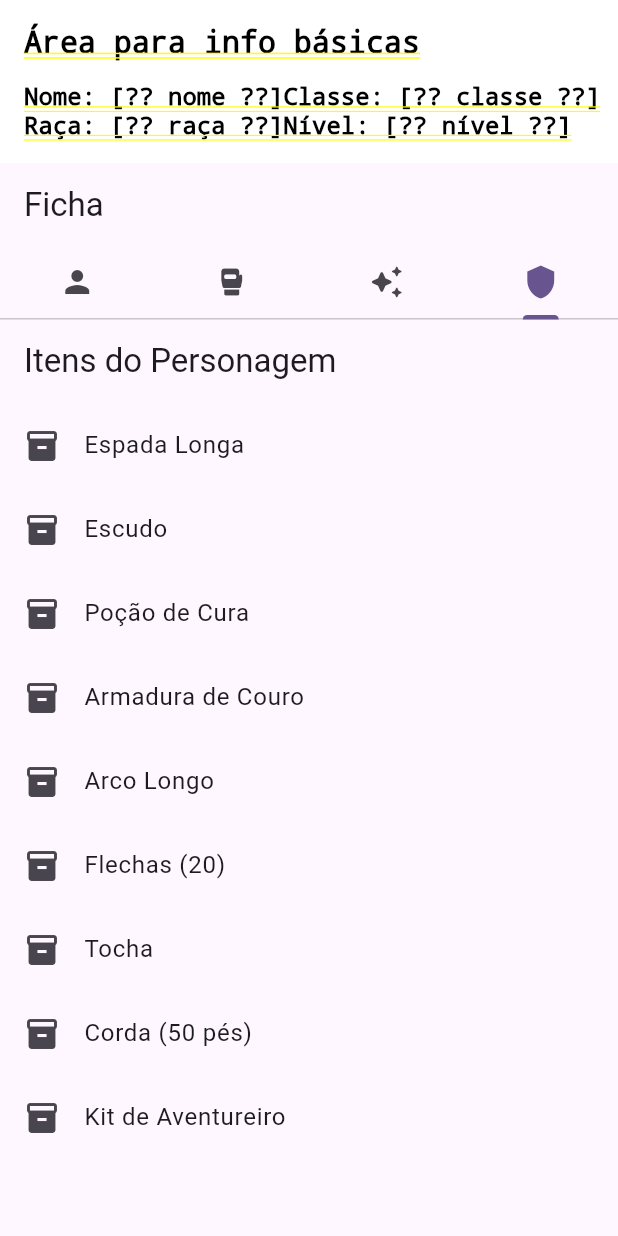
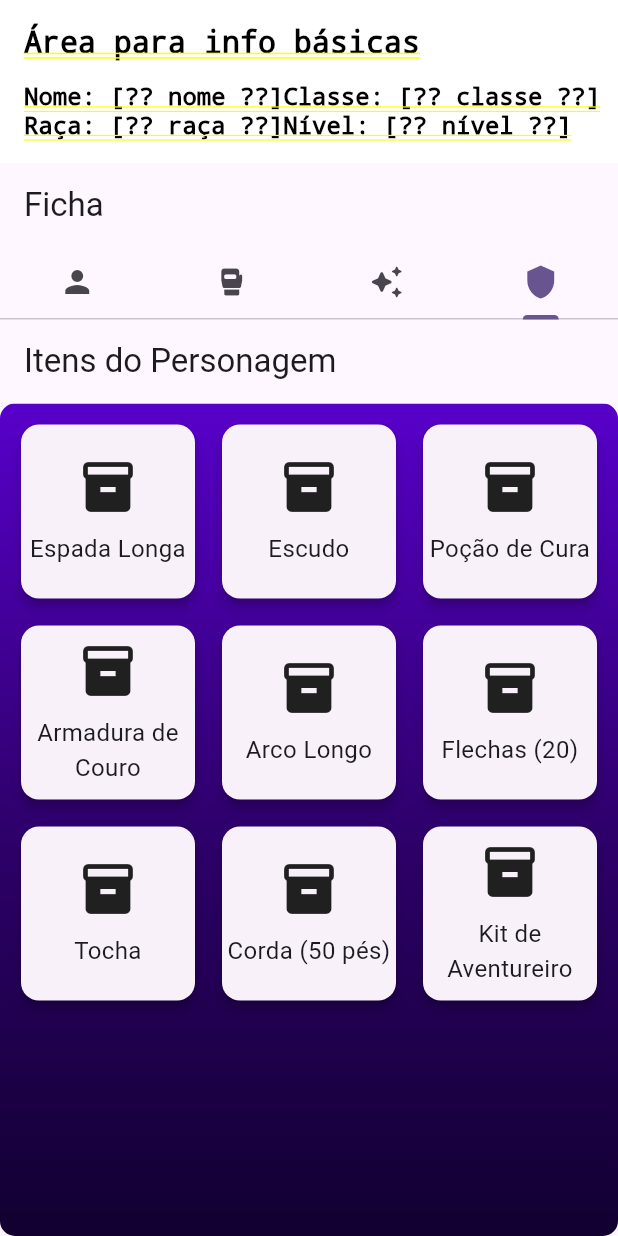
Before and after one commit to jonathastfm/ezio_projects, a Flutter app: the screen it shows after launch, tab 4 chosen, on a phone screen of 412 x 824 dp. Run offline on Flutter 3.47's test engine with Material 3 defaults, Android fonts, the phone set to English and light mode, and no system bars; our stand-ins replace cloud_firestore, firebase_core; accounts and stored records are empty.

Commit message:
Modifiquei alguns detalhes das telas Magias e Itens.

```diff
--- a/com_ezio_osrpjas/lib/pages/Itens_Ficha.dart
+++ b/com_ezio_osrpjas/lib/pages/Itens_Ficha.dart
@@ -19,14 +19,48 @@ class Itens_Ficha extends StatelessWidget {
       appBar: AppBar(
         title: Text('Itens do Personagem'),
       ),
-      body: ListView.builder(
-        itemCount: itens.length,
-        itemBuilder: (context, index) {
-          return ListTile(
-            leading: Icon(Icons.inventory),
-            title: Text(itens[index]),
-          );
-        },
+      body: Container(
+        decoration: BoxDecoration(
+          gradient: LinearGradient(
+            begin: Alignment.topCenter,
+            end: Alignment.bottomCenter,
+            colors: const [
+              Color.fromARGB(255, 88, 0, 202),
+              Color.fromARGB(255, 47, 0, 109),
+              Color.fromARGB(255, 17, 0, 48)
+            ],
+          ),
+          borderRadius: BorderRadius.circular(10),
+        ),
+        child: Padding(
+          padding: const EdgeInsets.all(10.0),
+          child: GridView.builder(
+            itemCount: itens.length,
+            itemBuilder: (context, index) {
+              return Card(
+                elevation: 3,
+                child: Column(
+                  mainAxisAlignment: MainAxisAlignment.center,
+                  children: [
+                    Icon(Icons.inventory, size: 40),
+                    SizedBox(height: 10),
+                    Text(
+                      itens[index],
+                      textAlign: TextAlign.center,
+                      style: TextStyle(fontSize: 16),
+                    ),
+                  ],
+                ),
+              );
+            },
+            gridDelegate: const SliverGridDelegateWithFixedCrossAxisCount(
+              crossAxisCount: 3,
+              mainAxisSpacing: 10,
+              crossAxisSpacing: 10,
+              childAspectRatio: 1,
+            ),
+          ),
+        ),
       ),
     );
   }
```
Also changed, not shown: com_ezio_osrpjas/lib/pages/Habilidades_Ficha.dart (+31 -3 lines), com_ezio_osrpjas/lib/pages/Magias_Ficha.dart (+22 -3 lines).
